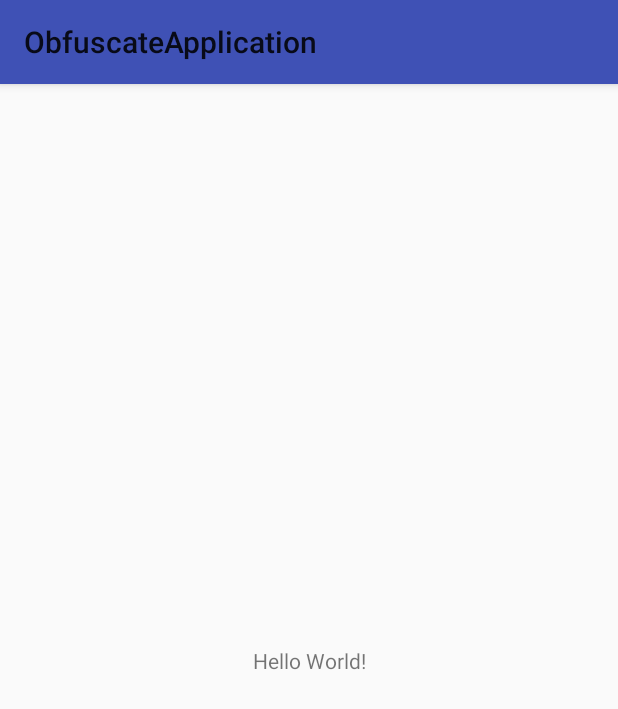
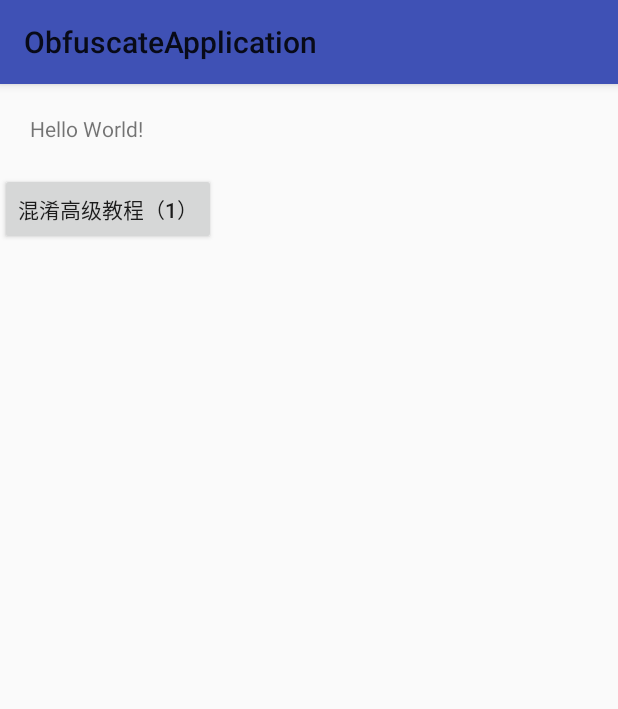
Before and after one commit to TeachCourse/BlogSource, an Android app: the screen it shows after launch (MainActivity), on a phone screen of 412 x 824 dp. Shown: the top 709 px of the screen. Run offline under Robolectric (Android 15) with nearby library versions, the phone set to English and light mode, and no system bars.

Commit message:
Android开发之混淆高级教程（一）

```diff
--- a/app-obfuscated/src/main/AndroidManifest.xml
+++ b/app-obfuscated/src/main/AndroidManifest.xml
@@ -15,7 +15,10 @@
                 <category android:name="android.intent.category.LAUNCHER" />
             </intent-filter>
         </activity>
-        <activity android:name=".BaseActivity"></activity>
+        <activity android:name=".BaseActivity" />
+        <activity android:name="cn.teachcourse.advancedcourse_1.AdvancedCourseActivity">
+
+        </activity>
     </application>
 
 </manifest>
--- a/app-obfuscated/src/main/java/cn/teachcourse/obfuscateapplication/MainActivity.java
+++ b/app-obfuscated/src/main/java/cn/teachcourse/obfuscateapplication/MainActivity.java
@@ -1,9 +1,12 @@
 package cn.teachcourse.obfuscateapplication;
 
+import android.content.Intent;
 import android.support.v7.app.AppCompatActivity;
 import android.os.Bundle;
 import android.util.Log;
+import android.view.View;
 
+import cn.teachcourse.advancedcourse_1.AdvancedCourseActivity;
 import cn.teachcourse.bean.City;
 import cn.teachcourse.bean.Student;
 import cn.teachcourse.bean.User;
@@ -51,4 +54,7 @@ public class MainActivity extends AppCompatActivity {
         Log.d(TAG, "initData: name="+student.getName()+"；age="+student.getAge()+"；college="+student.getCollege());
         Log.d(TAG, "initData: All cities is from "+City.from());
     }
+    public void advancedCourse_1(View view){
+        startActivity(new Intent(this, AdvancedCourseActivity.class));
+    }
 }
--- a/app-obfuscated/src/main/res/layout/activity_main.xml
+++ b/app-obfuscated/src/main/res/layout/activity_main.xml
@@ -1,14 +1,21 @@
 <?xml version="1.0" encoding="utf-8"?>
-<android.support.constraint.ConstraintLayout
-    xmlns:android="http://schemas.android.com/apk/res/android"
-    xmlns:app="http://schemas.android.com/apk/res-auto"
-    xmlns:tools="http://schemas.android.com/tools" android:layout_width="match_parent"
+<LinearLayout xmlns:android="http://schemas.android.com/apk/res/android"
+    xmlns:tools="http://schemas.android.com/tools"
+    android:layout_width="match_parent"
     android:layout_height="match_parent"
+    android:orientation="vertical"
     tools:context="cn.teachcourse.obfuscateapplication.MainActivity">
 
-    <TextView android:layout_width="wrap_content" android:layout_height="wrap_content"
-        android:text="Hello World!" app:layout_constraintBottom_toBottomOf="parent"
-        app:layout_constraintLeft_toLeftOf="parent" app:layout_constraintRight_toRightOf="parent"
-        app:layout_constraintTop_toTopOf="parent" />
+    <TextView
+        android:layout_width="wrap_content"
+        android:layout_height="wrap_content"
+        android:layout_margin="20dp"
+        android:text="Hello World!" />
 
-</android.support.constraint.ConstraintLayout>
+    <Button
+        android:layout_width="wrap_content"
+        android:layout_height="wrap_content"
+        android:onClick="advancedCourse_1"
+        android:text="混淆高级教程（1）"/>
+
+</LinearLayout>
```
Also changed, not shown: app-obfuscated/build.gradle (+11 -1 lines), app-obfuscated/src/main/java/cn/teachcourse/advancedcourse_1/AdvancedCourseActivity.java (added, +24 -0 lines), app-obfuscated/src/main/java/cn/teachcourse/advancedcourse_1/bean/Subject.java (added, +33 -0 lines), app-obfuscated/src/main/res/layout/activity_advanced_course.xml (added, +9 -0 lines), 3 other files.
